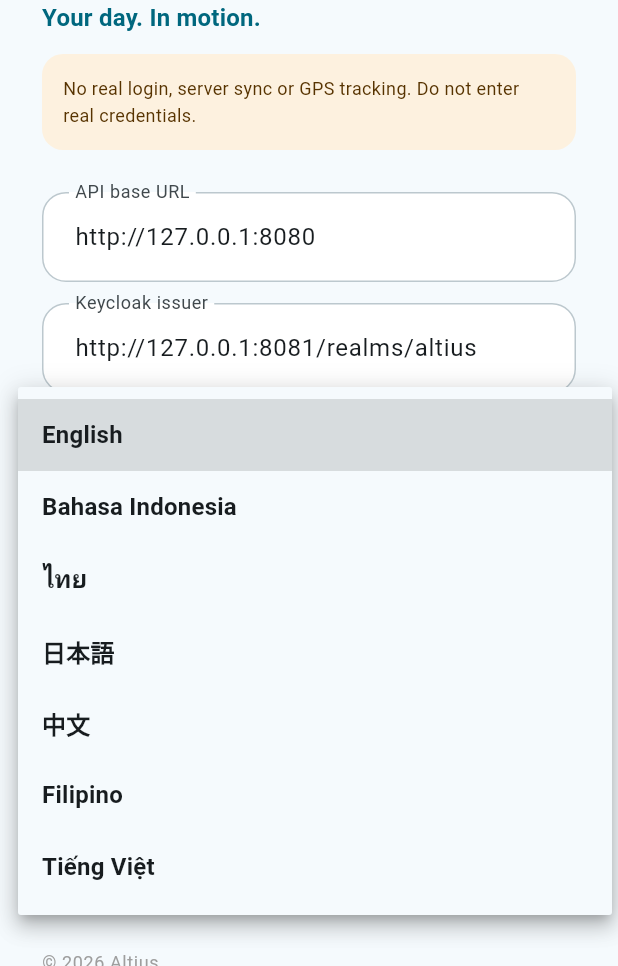
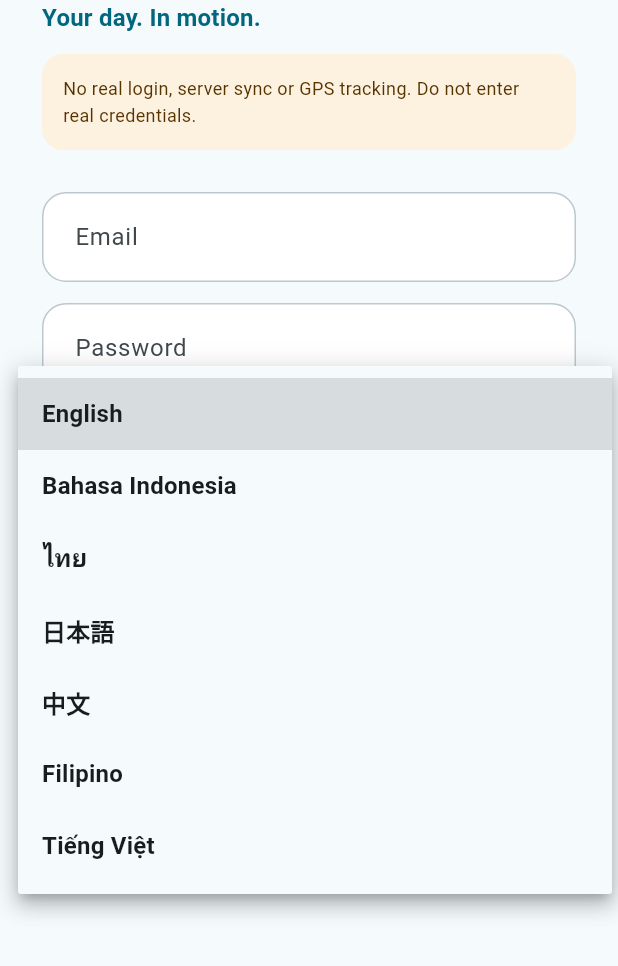
Before and after one commit to ALTIUS-SYSTEM/Altius-FTM, a Flutter app: the screen it shows after launch, after a tap on "Use Keycloak instead", after a tap on "Language", on a phone screen of 412 x 824 dp, the part 270-1236 px from its top. Run offline on Flutter 3.47's test engine with Material 3 defaults, Android fonts, the phone set to English and light mode, and no system bars; our stand-ins replace connectivity_plus, drift, flutter_bloc, flutter_secure_storage, flutter_svg, geolocator and 1 more; missing offline and left inert: flutter_appauth, workmanager; accounts and stored records are empty; statements that could not run were skipped.

```diff
--- a/apps/mobile/lib/app.dart
+++ b/apps/mobile/lib/app.dart
@@ -56,6 +56,8 @@ class _LoginScreenState extends State<LoginScreen> {
   final _issuer = TextEditingController();
   final _clientId = TextEditingController();
   final _redirectUri = TextEditingController();
+  final _username = TextEditingController();
+  final _password = TextEditingController();
   bool _busy = false;
 
   static const _defaultApiBase = String.fromEnvironment('API_BASE', defaultValue: '');
@@ -114,13 +116,9 @@ class _LoginScreenState extends State<LoginScreen> {
           ),
         const SizedBox(height: 28),
         if (livePrimary || _wantsKeycloak) ...[
-          TextField(controller: _apiBase, keyboardType: TextInputType.url, decoration: const InputDecoration(labelText: 'API base URL', hintText: 'https://api.altius.example'), onChanged: (_) { cubit.store.saveDraft('apiBase', _apiBase.text); setState(() {}); }),
+          TextField(controller: _username, keyboardType: TextInputType.emailAddress, autocorrect: false, decoration: const InputDecoration(labelText: 'Email', hintText: 'admin@altiussystem.com')),
           const SizedBox(height: 14),
-          TextField(controller: _issuer, keyboardType: TextInputType.url, decoration: const InputDecoration(labelText: 'Keycloak issuer', hintText: 'https://keycloak.altius.example/realms/altius'), onChanged: (_) { cubit.store.saveDraft('issuer', _issuer.text); setState(() {}); }),
-          const SizedBox(height: 14),
-          TextField(controller: _clientId, decoration: const InputDecoration(labelText: 'Client ID', hintText: 'altius-mobile'), onChanged: (_) { cubit.store.saveDraft('clientId', _clientId.text); setState(() {}); }),
-          const SizedBox(height: 14),
-          TextField(controller: _redirectUri, decoration: const InputDecoration(labelText: 'Redirect URI', hintText: 'com.altius.altiusfield:/oauthredirect'), onChanged: (_) => cubit.store.saveDraft('redirectUri', _redirectUri.text)),
+          TextField(controller: _password, obscureText: true, decoration: const InputDecoration(labelText: 'Password')),
           const SizedBox(height: 10),
         ],
         Align(alignment: Alignment.centerLeft, child: TextButton(
@@ -139,7 +137,10 @@ class _LoginScreenState extends State<LoginScreen> {
                   clientId: _clientId.text.trim(),
                   redirectUri: _redirectUri.text.trim(),
                 );
-                await cubit.store.signInWithKeycloak();
+                await cubit.store.signInWithPassword(
+                  _username.text.trim(),
+                  _password.text,
+                );
               } else {
                 await cubit.store.enterDemoWorkspace();
               }
--- a/apps/mobile/lib/core/data/work_store.dart
+++ b/apps/mobile/lib/core/data/work_store.dart
@@ -339,6 +339,18 @@ class WorkStore {
   /// Authenticate with Keycloak PKCE and hydrate the workspace from the API.
   Future<void> signInWithKeycloak() async {
     final token = await _auth.login();
+    await _hydrateAfterLogin(token);
+  }
+
+  /// In-app login: password grant straight to the token endpoint — no
+  /// browser round-trip. Hydrates the workspace the same way as PKCE.
+  Future<void> signInWithPassword(String username, String password) async {
+    final token = await _auth.loginWithPassword(username, password);
+    await _hydrateAfterLogin(token);
+  }
+
+  /// Shared post-login hydration: fetch profile + tasks, persist session.
+  Future<void> _hydrateAfterLogin(String token) async {
     final base = await _auth.apiBase();
     if (base == null || base.isEmpty) throw StateError('serverError');
     final client = HttpClient();
--- a/deploy/keycloak/altius-realm.json
+++ b/deploy/keycloak/altius-realm.json
@@ -151,7 +151,7 @@
       ],
       "standardFlowEnabled": true,
       "implicitFlowEnabled": false,
-      "directAccessGrantsEnabled": false,
+      "directAccessGrantsEnabled": true,
       "fullScopeAllowed": true,
       "attributes": {
         "pkce.code.challenge.method": "S256",
```
Also changed, not shown: apps/mobile/lib/core/services/auth_service.dart (+57 -0 lines), 1 other file.
